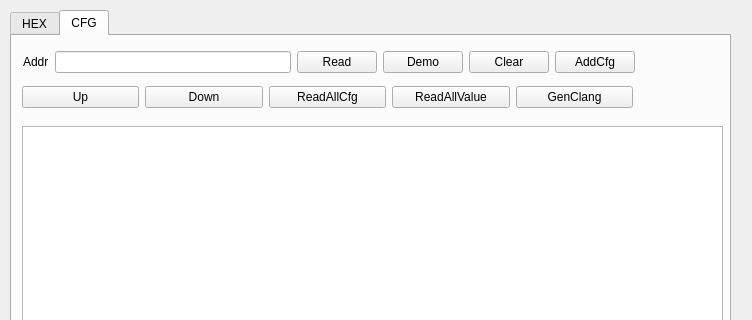
Qt form ui_register.ui (guaguagua/register_cfg) before a commit; both pictures show x 0 to 752 and y 0 to 320 of the 752 by 729 pixel window.
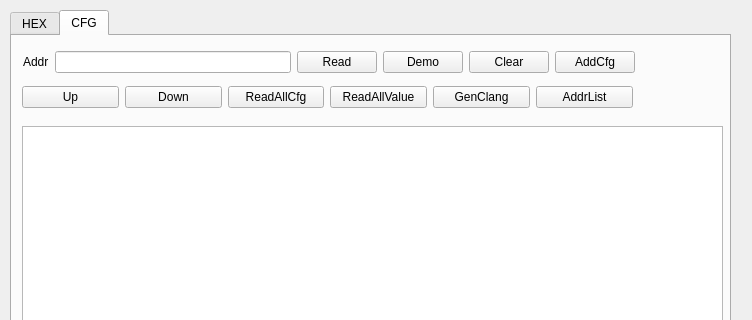
The same form after that commit.

What changed in the file:
```diff
--- a/ui_register.ui
+++ b/ui_register.ui
@@ -1202,6 +1202,16 @@
          </property>
         </widget>
        </item>
+       <item>
+        <widget class="QPushButton" name="cfg_addr_list_btn">
+         <property name="toolTip">
+          <string>get all config addr list</string>
+         </property>
+         <property name="text">
+          <string>AddrList</string>
+         </property>
+        </widget>
+       </item>
       </layout>
      </widget>
     </widget>
```
Left out of the diff: 2 changed lines with no effect on the pictures.
